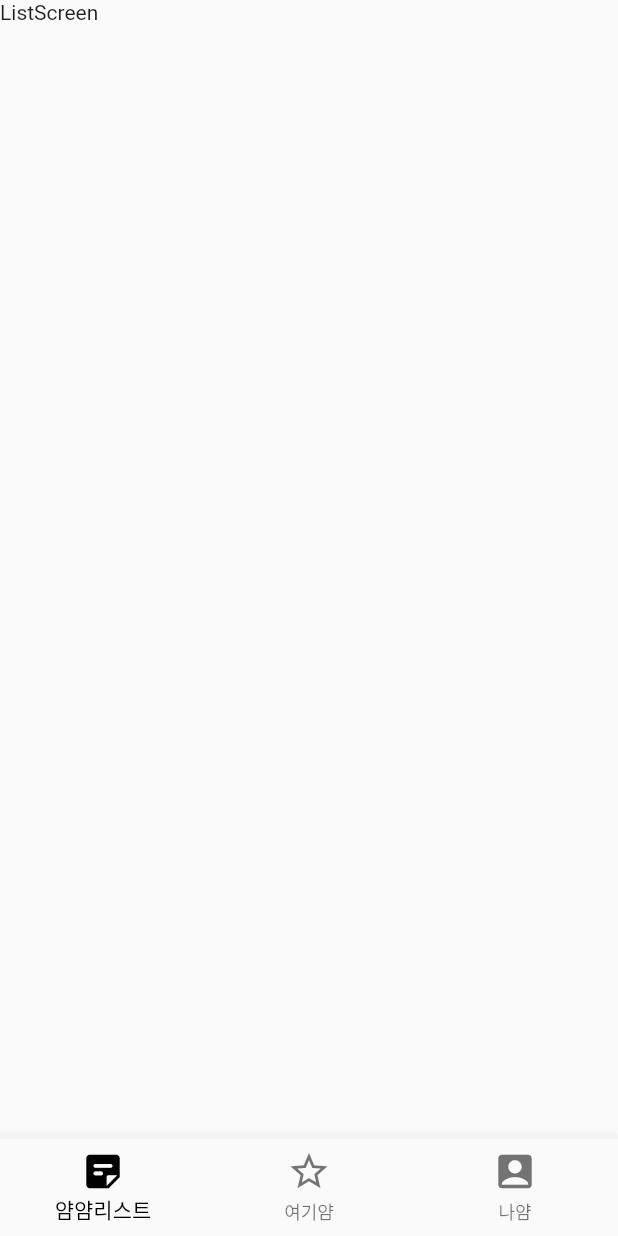
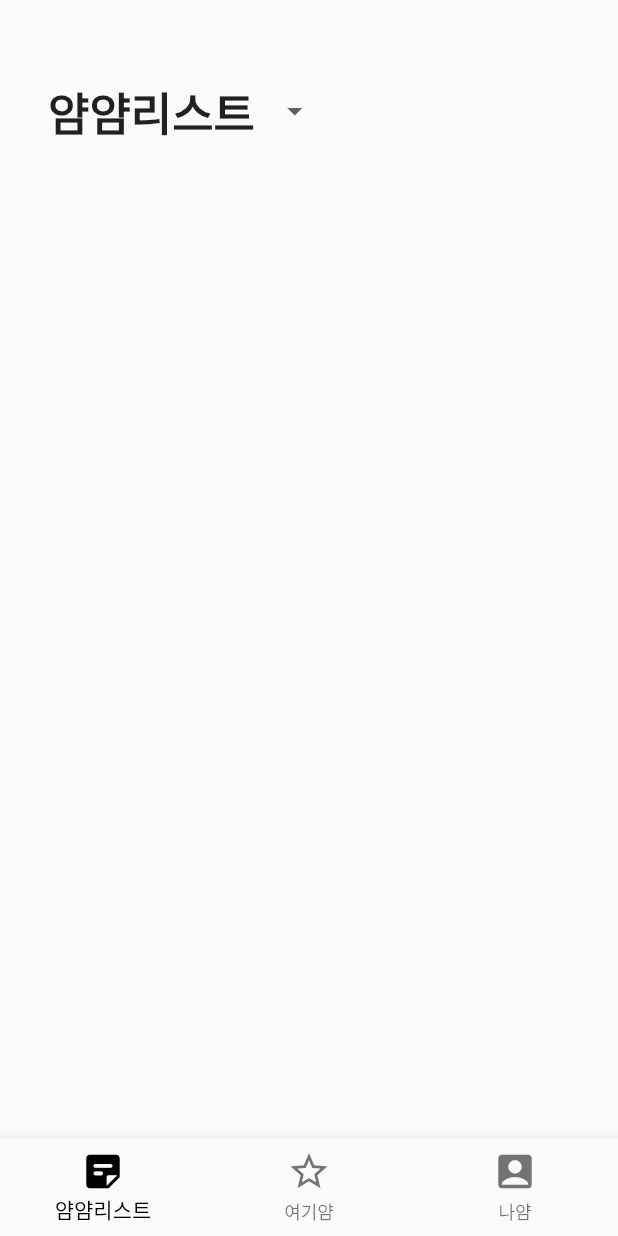
Before and after one commit to dcide6/mucketList_ui, a Flutter app: the screen it shows after launch, on a phone screen of 412 x 824 dp. Run offline on Flutter 3.47's test engine with Material 2 defaults, Android fonts, the phone set to English and light mode, and no system bars; our stand-ins replace get.

Commit message:
buildDropdown in ListScreen

```diff
--- /dev/null
+++ b/lib/constants/screen_size.dart
@@ -0,0 +1,3 @@
+import 'dart:ui';
+
+Size size;
--- a/lib/home_page.dart
+++ b/lib/home_page.dart
@@ -2,6 +2,8 @@ import 'package:flutter/material.dart';
 import 'package:mklistui/screens/feed_screen.dart';
 import 'package:mklistui/screens/list_screen.dart';
 import 'package:mklistui/screens/profile_screen.dart';
+
+import 'constants/screen_size.dart';
 
 class HomePage extends StatefulWidget {
   @override
@@ -28,6 +30,7 @@ class _HomePageState extends State<HomePage> {
 
   @override
   Widget build(BuildContext context) {
+    if (size == null) size = MediaQuery.of(context).size;
     return Scaffold(
       key: _key,
       body: IndexedStack(
--- a/lib/screens/list_screen.dart
+++ b/lib/screens/list_screen.dart
@@ -1,6 +1,14 @@
 import 'package:flutter/material.dart';
+import 'package:mklistui/constants/screen_size.dart';
 
-class ListScreen extends StatelessWidget {
+class ListScreen extends StatefulWidget {
+  @override
+  _ListScreenState createState() => _ListScreenState();
+}
+
+class _ListScreenState extends State<ListScreen> {
+  static List<String> menu = ['얌얌리스트', '얌얌완료'];
+  String _selectedMenu = menu[0];
   @override
   Widget build(BuildContext context) {
     return SafeArea(
@@ -8,11 +16,49 @@ class ListScreen extends StatelessWidget {
         body: Container(
           child: Column(
             children: [
-              Text("ListScreen"),
+              buildDropdown(),
             ],
           ),
         ),
       ),
     );
   }
+
+  Widget buildDropdown() {
+    return Container(
+      width: size.width / 7 * 3,
+      margin: EdgeInsets.symmetric(horizontal: 32, vertical: 50),
+      child: DropdownButtonHideUnderline(
+          child: DropdownButton<String>(
+        elevation: 0,
+        autofocus: true,
+        value: _selectedMenu,
+        items: menu
+            .map((item) => DropdownMenuItem<String>(
+                  child: Container(
+                    child: Text(
+                      item,
+                      style: TextStyle(
+                        fontWeight: FontWeight.bold,
+                        fontSize: 30,
+                      ),
+                    ),
+                  ),
+                  value: item,
+                  onTap: () {
+                    print(item);
+                  },
+                ))
+            .toList(),
+        onChanged: (newValue) {
+          setState(() {
+            this._selectedMenu = newValue;
+            if (menu.indexOf(newValue) == 1) {
+              menu = new List.from(menu.reversed);
+            }
+          });
+        },
+      )),
+    );
+  }
 }
```
